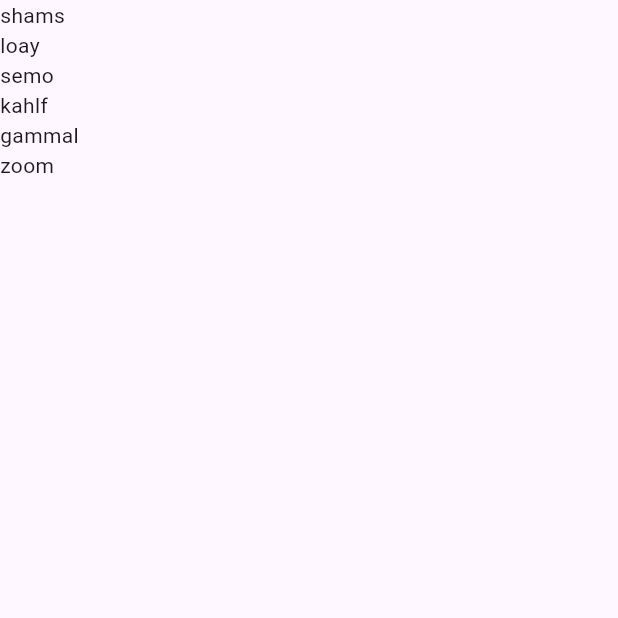
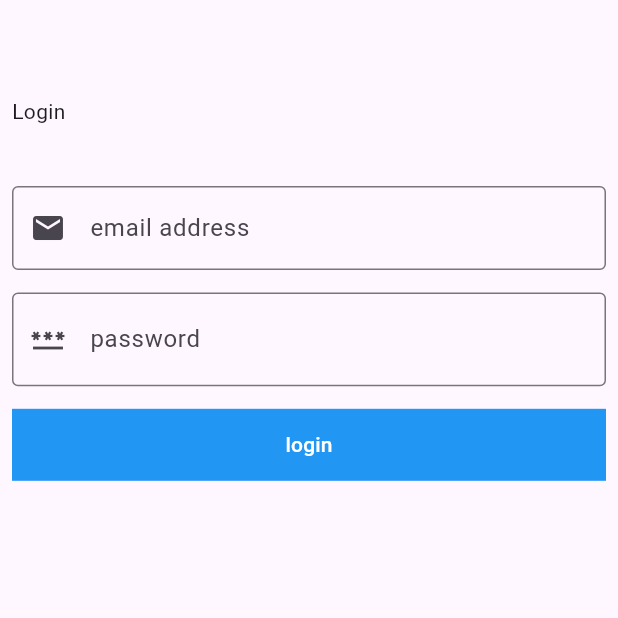
Before and after one commit to OmarMost/gis, a Flutter app: the screen it shows after launch, on a phone screen of 412 x 824 dp, the top half of it. Run offline on Flutter 3.47's test engine with Material 3 defaults, Android fonts, the phone set to English and light mode, and no system bars.

Commit message:
login page

```diff
--- /dev/null
+++ b/lib/loginScreen.dart
@@ -0,0 +1,101 @@
+import 'package:flutter/material.dart';
+import 'package:flutter/widgets.dart';
+
+
+class loginScreen extends StatelessWidget {
+
+
+  @override
+  Widget build(BuildContext context) {
+    return Scaffold(
+      appBar: AppBar(),
+
+        body: Padding(
+          padding: const EdgeInsets.all(8.0),
+
+          child :Column(
+            crossAxisAlignment: CrossAxisAlignment.start,
+          children: [
+
+            Text(
+              'Login'
+
+            ),
+
+            SizedBox(
+              height: 40,
+            ),
+
+
+            TextFormField(
+              onFieldSubmitted: (value)
+              {
+        print(value);
+              },
+            decoration: InputDecoration(
+
+            labelText: 'email address',
+            prefixIcon: Icon(
+              Icons.email,
+            ),
+            border: OutlineInputBorder(),
+          ),
+            ),
+
+            SizedBox(
+              height:15 ,
+            ),
+
+
+            TextFormField(
+
+              onFieldSubmitted: (value)
+              {
+                print(value);
+              },
+              obscureText: true,
+              decoration: InputDecoration(
+                labelText: 'password',
+                suffix: Icon(
+                  Icons.lock,
+                ),
+                prefixIcon:Icon(
+
+                  Icons.password,
+                ),
+                border: OutlineInputBorder(),
+
+              ),
+            ),
+         SizedBox(
+          height: 15,
+         ),
+
+            Container(
+              width: double.infinity,
+              color: Colors.blue,
+              child: MaterialButton(
+                onPressed:() {},
+
+              child:  Text ('login',
+              style: TextStyle
+              (
+                color:Colors.white
+                ),
+              ),
+
+
+
+              ),
+            ),
+
+          ],
+
+
+        ),
+        ),
+
+
+    );
+  }
+}
--- a/lib/main.dart
+++ b/lib/main.dart
@@ -1,4 +1,5 @@
 import 'package:flutter/material.dart';
+import 'package:gis/loginScreen.dart';
 
 void main() {
   runApp(const MyApp());
@@ -67,7 +68,7 @@
       _counter++;
     });
   }
-  List<String>name=['shams','loay','semo','kahlf','gammal','zoom'];
+
 
   @override
   Widget build(BuildContext context) {
@@ -76,7 +77,9 @@
     // The Flutter framework has been optimized to make rerunning build methods
     // fast, so that you can just rebuild anything that needs updating rather
     // than having to individually change instances of widgets.
-    return Scaffold(body: Center(child: ListView.builder(itemCount:name.length,itemBuilder:(context, index) => Text(name[index]),))
+    return MaterialApp(
+      debugShowCheckedModeBanner: false,
+      home: loginScreen() ,
 
     );
   }
```
